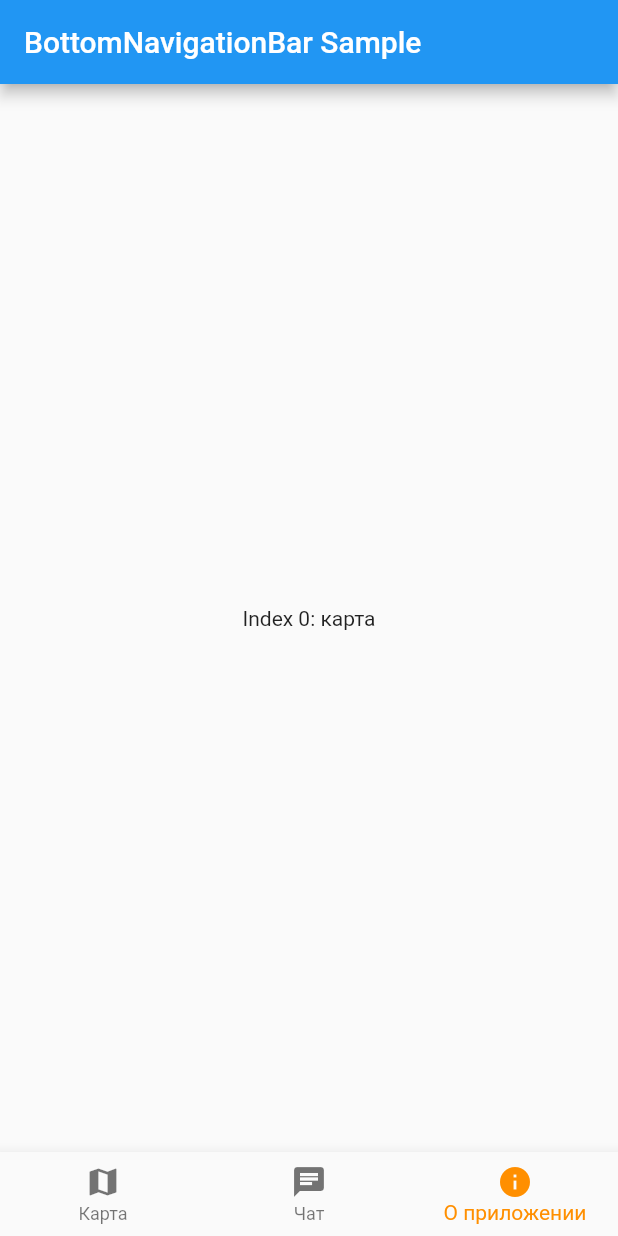
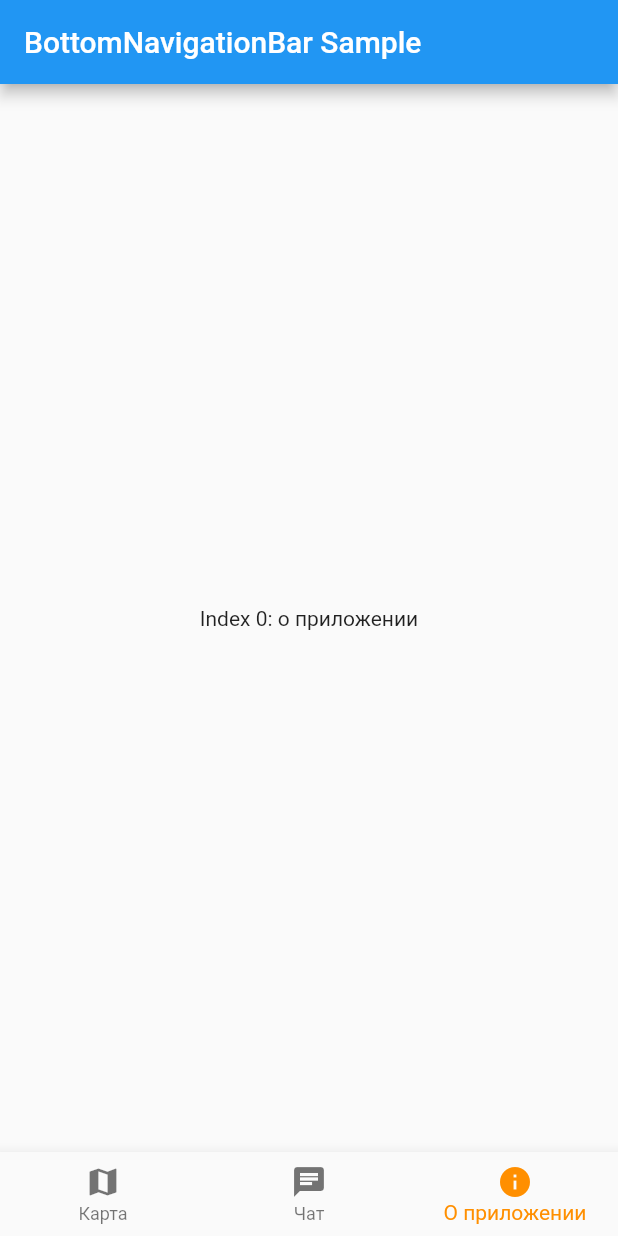
Before and after one commit to mentoster/Aviahack, a Flutter app: the screen it shows after launch, item 3 of the bottom bar chosen, on a phone screen of 412 x 824 dp. Run offline on Flutter 3.47's test engine with Material 2 defaults, Android fonts, the phone set to English and light mode, and no system bars; missing offline and left inert: dart:js_util.

Commit message:
update about

```diff
--- a/lib/about.dart
+++ b/lib/about.dart
@@ -9,7 +9,7 @@ class _AboutState extends State<About> {
   @override
   Widget build(BuildContext context) {
     return Text(
-      'Index 0: карта',
+      'Index 0: о приложении',
     );
   }
 }
```
